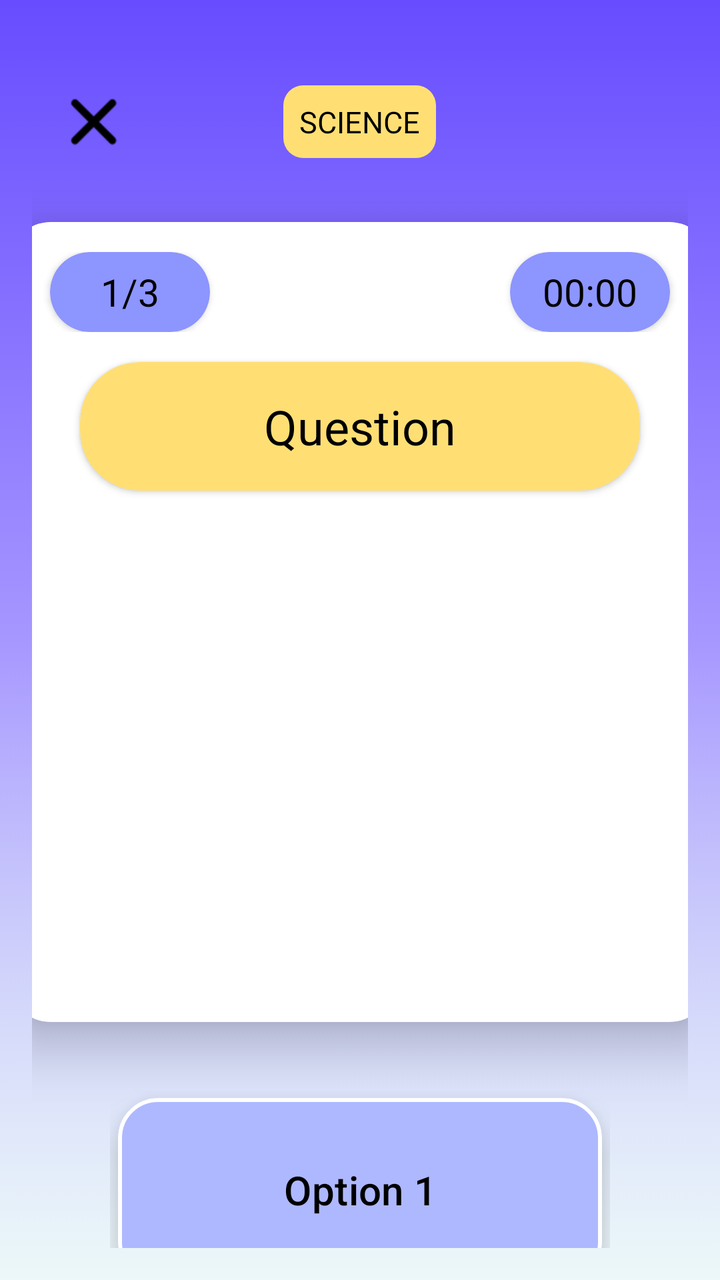
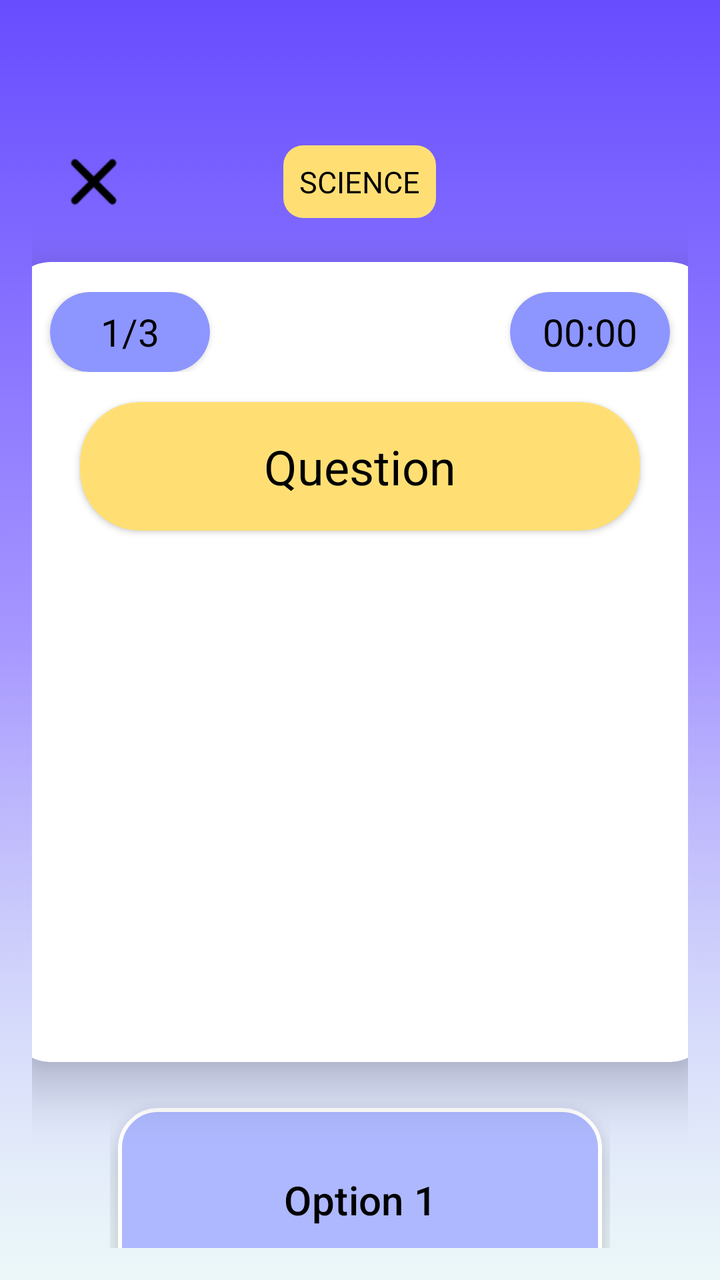

Before-and-after screenshots of an Android layout around one commit, followed by the original layout XML and the change that was made.
<!-- AndroidManifest.xml: application theme Theme.QuizApp -->
<!-- res/layout/quiz_science_2.xml -->
<?xml version="1.0" encoding="utf-8"?>
<LinearLayout xmlns:android="http://schemas.android.com/apk/res/android"
    xmlns:tools="http://schemas.android.com/tools"
    xmlns:app="http://schemas.android.com/apk/res-auto"
    android:id="@+id/main"
    android:layout_width="match_parent"
    android:layout_height="match_parent"
    android:orientation="vertical"
    android:padding="16dp"
    android:background="@drawable/background"
    tools:context=".QuizScienceSB">

    <RelativeLayout
        android:layout_width="match_parent"
        android:layout_height="50dp"
        android:layout_marginTop="20dp">

        <ImageView
            android:id="@+id/close_button"
            android:layout_width="30dp"
            android:layout_height="30dp"
            android:layout_alignParentStart="true"
            android:layout_centerVertical="true"
            android:layout_marginStart="16dp"
            android:src="@drawable/close_button"/>

        <TextView
            android:id="@+id/editProfileLabel"
            android:layout_width="wrap_content"
            android:layout_height="wrap_content"
            android:text="SCIENCE"
            android:textSize="15sp"
            android:textColor="#000000"
            android:background="@drawable/edit_profile_label_bg"
            android:padding="8dp"
            android:gravity="center"
            android:layout_centerInParent="true"/>

        <androidx.cardview.widget.CardView
            android:layout_width="wrap_content"
            android:layout_height="match_parent"
            android:layout_alignParentEnd="true"
            android:layout_centerVertical="true"
            android:layout_marginEnd="16dp">
        </androidx.cardview.widget.CardView>

    </RelativeLayout>

    <androidx.cardview.widget.CardView
        android:layout_width="350dp"
        android:layout_height="400dp"
        android:layout_gravity="center_horizontal"
        android:layout_marginTop="25dp"
        app:cardBackgroundColor="@android:color/white"
        app:cardCornerRadius="20dp"
        app:cardElevation="15dp">

        <LinearLayout
            android:layout_width="350dp"
            android:layout_height="40dp"
            android:layout_marginTop="15dp"
            android:layout_marginBottom="15dp">

            <androidx.cardview.widget.CardView
                android:layout_width="80dp"
                android:layout_height="40dp"
                android:layout_gravity="center_horizontal"
                android:layout_marginLeft="20dp"
                android:layout_marginRight="20dp"
                app:cardBackgroundColor="@color/buttonPurple"
                app:cardCornerRadius="30dp">

                <TextView
                    android:id="@+id/totalQuestion"
                    android:layout_width="80dp"
                    android:layout_height="40dp"
                    android:gravity="center"
                    android:text="1/3"
                    android:textColor="@color/black"
                    android:textSize="19sp" />

            </androidx.cardview.widget.CardView>

            <androidx.cardview.widget.CardView
                android:id="@+id/timer"
                android:layout_width="80dp"
                android:layout_height="40dp"
                android:layout_gravity="center_horizontal"
                android:layout_marginStart="130dp"
                app:cardBackgroundColor="@color/buttonPurple"
                app:cardCornerRadius="30dp">

                <TextView
                    android:id="@+id/timerText"
                    android:layout_width="80dp"
                    android:layout_height="40dp"
                    android:gravity="center"
                    android:text="00:00"
                    android:textColor="@color/black"
                    android:textSize="19sp" />

            </androidx.cardview.widget.CardView>

        </LinearLayout>

        <androidx.cardview.widget.CardView
            android:layout_width="280dp"
            android:layout_height="wrap_content"
            android:layout_gravity="center_horizontal"
            android:layout_marginTop="70dp"
            android:layout_marginBottom="20dp"
            app:cardBackgroundColor="@color/yellow"
            app:cardCornerRadius="30dp">

            <TextView
                android:id="@+id/question_text"
                android:layout_width="280dp"
                android:layout_height="wrap_content"
                android:gravity="center"
                android:padding="16dp"
                android:text="Question"
                android:textColor="@color/black"
                android:textSize="24sp" />

        </androidx.cardview.widget.CardView>

        <ImageView
            android:id="@+id/imageView"
            android:layout_width="200dp"
            android:layout_height="200dp"
            android:layout_gravity="center_horizontal"
            android:layout_marginTop="165dp"
            />
    </androidx.cardview.widget.CardView>


    <LinearLayout
        style="?android:attr/buttonBarStyle"
        android:layout_width="250dp"
        android:layout_height="113dp"
        android:layout_gravity="center_horizontal"
        android:layout_marginTop="30dp"
        android:orientation="horizontal">

        <Button
            android:id="@+id/option_1_button"
            style="?android:attr/buttonBarButtonStyle"
            android:layout_width="60dp"
            android:layout_height="100dp"
            android:layout_margin="4dp"
            android:layout_weight="1"
            android:backgroundTint="@color/lightPurple"
            android:elevation="10dp"
            android:outlineProvider="background"
            android:stateListAnimator="@null"
            android:text="Option 1"
            android:textColor="@color/black"
            android:textSize="20sp"
            app:cornerRadius="20dp"
            app:strokeColor="@color/white"
            app:strokeWidth="2dp" />
    </LinearLayout>

    <LinearLayout
        style="?android:attr/buttonBarStyle"
        android:layout_width="250dp"
        android:layout_height="108dp"
        android:layout_gravity="center_horizontal"
        android:layout_marginTop="5dp"
        android:orientation="horizontal">

        <Button
            android:id="@+id/option_2_button"
            style="?android:attr/buttonBarButtonStyle"
            android:layout_width="60dp"
            android:layout_height="100dp"
            android:layout_margin="4dp"
            android:layout_weight="1"
            android:backgroundTint="@color/lightPurple"
            android:elevation="10dp"
            android:outlineProvider="background"
            android:stateListAnimator="@null"
            android:text="Option 2"
            android:textColor="@color/black"
            android:textSize="20sp"
            app:cornerRadius="20dp"
            app:strokeColor="@color/white"
            app:strokeWidth="2dp" />
    </LinearLayout>


    <LinearLayout
        style="?android:attr/buttonBarStyle"
        android:layout_width="250dp"
        android:layout_height="107dp"
        android:layout_gravity="center_horizontal"
        android:layout_marginTop="5dp"
        android:orientation="horizontal">

        <Button
            android:id="@+id/option_3_button"
            style="?android:attr/buttonBarButtonStyle"
            android:layout_width="60dp"
            android:layout_height="100dp"
            android:layout_margin="4dp"
            android:layout_weight="1"
            android:backgroundTint="@color/lightPurple"
            android:elevation="10dp"
            android:outlineProvider="background"
            android:stateListAnimator="@null"
            android:text="Option 3"
            android:textColor="@color/black"
            android:textSize="20sp"
            app:cornerRadius="20dp"
            app:strokeColor="@color/white"
            app:strokeWidth="2dp" />
    </LinearLayout>


</LinearLayout>
<!-- resources referenced by this layout -->
<resources>
  <color name="black">#FF000000</color>
  <color name="buttonPurple">#8D95FF</color>
  <color name="lightPurple">#AEB8FE</color>
  <color name="white">#FFFFFFFF</color>
  <color name="yellow">#FFDF74</color>
  <!-- drawable background: png bitmap (drawable, 33364 bytes) -->
  <!-- drawable close_button: png bitmap (drawable, 2223 bytes) -->
  <!-- drawable edit_profile_label_bg (drawable) -->
  <?xml version="1.0" encoding="utf-8"?>
  <shape android:shape="rectangle" xmlns:android="http://schemas.android.com/apk/res/android">
  
      <corners android:radius="10dp"/>
      <solid android:color="@color/yellow"/>
  </shape>
  <style name="Theme.QuizApp" parent="Base.Theme.QuizApp" />
  <style name="Base.Theme.QuizApp" parent="Theme.Material3.DayNight.NoActionBar">
          
          <item name="colorPrimary">@color/purple</item>
          <item name="colorPrimaryVariant">@color/blue</item>
          <item name="android:statusBarColor">@color/blue</item>
      </style>
  <color name="purple">#2600FF</color>
  <color name="blue">#B0E0E6</color>
</resources>

<!-- the commit's change to res/layout/quiz_science_2.xml (unified diff, before → after) -->
@@ -13,7 +13,7 @@
     <RelativeLayout
         android:layout_width="match_parent"
         android:layout_height="50dp"
-        android:layout_marginTop="20dp">
+        android:layout_marginTop="50dp">
 
         <ImageView
             android:id="@+id/close_button"
@@ -50,7 +50,7 @@
         android:layout_width="350dp"
         android:layout_height="400dp"
         android:layout_gravity="center_horizontal"
-        android:layout_marginTop="25dp"
+        android:layout_marginTop="15dp"
         app:cardBackgroundColor="@android:color/white"
         app:cardCornerRadius="20dp"
         app:cardElevation="15dp">
@@ -139,7 +139,7 @@
         android:layout_width="250dp"
         android:layout_height="113dp"
         android:layout_gravity="center_horizontal"
-        android:layout_marginTop="30dp"
+        android:layout_marginTop="15dp"
         android:orientation="horizontal">
 
         <Button
